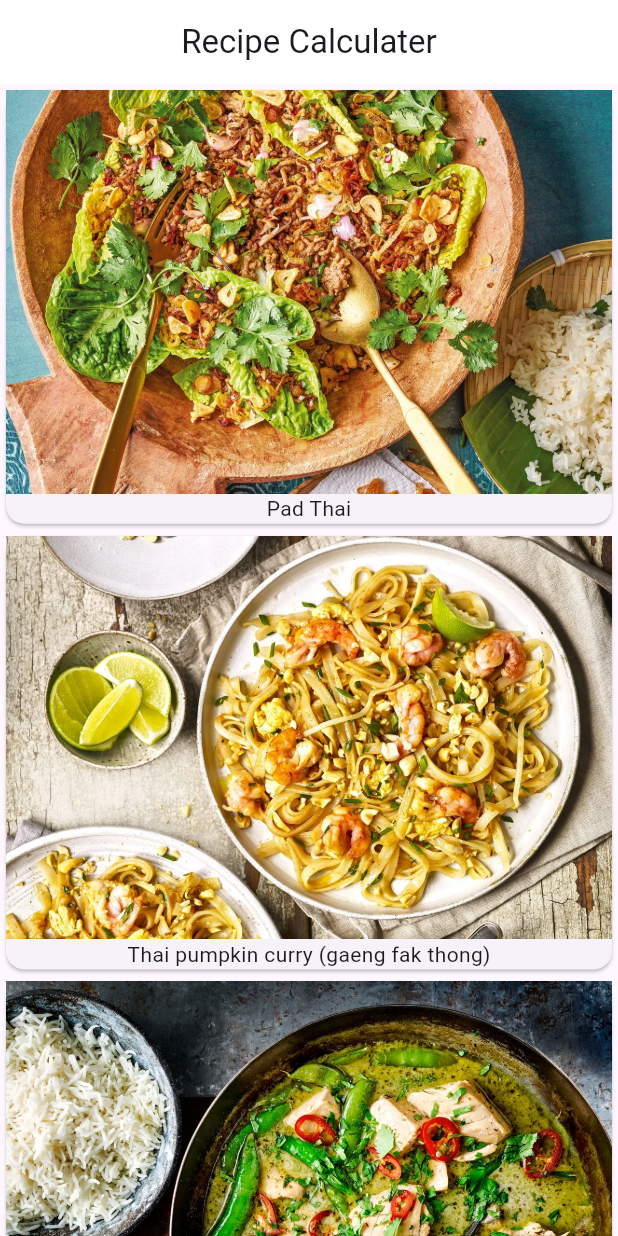
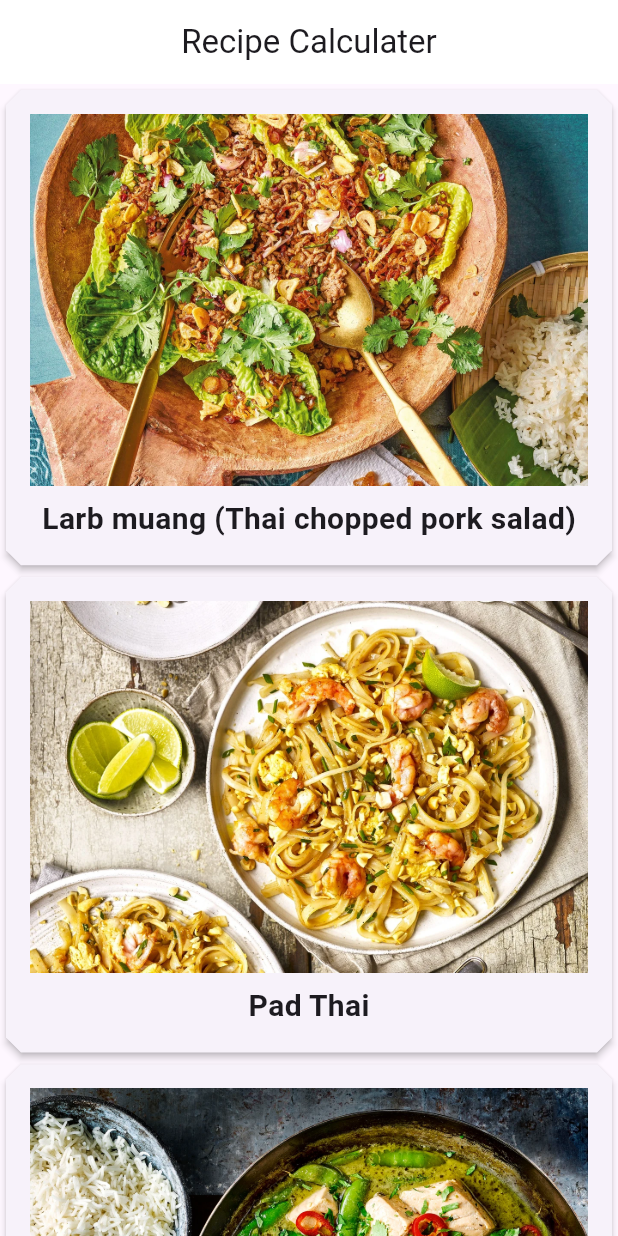
Before and after one commit to Kanokpol508/receipes, a Flutter app: the screen it shows after launch, on a phone screen of 412 x 824 dp. Run offline on Flutter 3.47's test engine with Material 3 defaults, Android fonts, the phone set to English and light mode, and no system bars.

Commit message:
RecipeDetail

```diff
--- a/lib/main.dart
+++ b/lib/main.dart
@@ -1,5 +1,6 @@
 import 'package:flutter/material.dart';
 import 'package:receipes/mobel/receipe.dart';
+import 'package:receipes/recipe_detail.dart';
 
 void main() {
   runApp(const ReceipeApp());
@@ -33,8 +34,7 @@ class MyHomePage extends StatefulWidget {
   State<MyHomePage> createState() => _MyHomePageState();
 }
 
-class _MyHomePageState extends State<MyHomePage>
-{
+class _MyHomePageState extends State<MyHomePage> {
   @override
   Widget build(BuildContext context) {
     return Scaffold(
@@ -42,23 +42,45 @@ class _MyHomePageState extends State<MyHomePage>
       body: SafeArea(
         child: Container(
           child: ListView.builder(
+            itemCount: Recipe.samples.length,
             itemBuilder: (BuildContext context, int index) {
-              return buildRecipeCard(Receipe.samples[index]);
-            },
-            itemCount: Receipe.samples.length,
+              return GestureDetector(
+                onTap: () {
+                  // Hendle recipe card tap
+                  // print((Receipe.samples[index].imgLable));
+                  Navigator.push(
+                    context,
+                    MaterialPageRoute(
+                      builder: (context) => RecipeDetail(recipe: Recipe.samples[index]),
+                  ));
+                },
+                child: buildRecipeCard(Recipe.samples[index]),
+                );  //Reuseฟังก์ชั่น
+              },
             ),
         ),
       ),
     );
   }
 
-  Widget buildRecipeCard(Receipe recipe) {   //ฟังก์ชั่นดีไซต์
+  Widget buildRecipeCard(Recipe recipe) {   //ฟังก์ชั่นดีไซต์
     return Card(
-      child: Column(
-        children: <Widget>[
-          Image(image: AssetImage(recipe.imageUrl)),
-          Text(recipe.imgLable),
-        ],
+      elevation: 2.0,
+      shape: BeveledRectangleBorder(
+        borderRadius: BorderRadius.circular(10.0),
+      ),
+      child: Padding(
+        padding: const EdgeInsets.all(16.0),
+        child: Column(
+          children: <Widget>[
+            Image(image: AssetImage(recipe.imageUrl)),
+            SizedBox(height: 8.0),
+            Text(
+              recipe.imgLable,
+              style: TextStyle(fontSize: 20.0, fontWeight: FontWeight.bold),
+              ),
+          ],
+        ),
       ),
     );
   }
--- a/lib/mobel/receipe.dart
+++ b/lib/mobel/receipe.dart
@@ -1,15 +1,27 @@
-class Receipe {
+class Recipe {
   String imgLable;
   String imageUrl;
+  String detail;
 
   // Constructor
-  Receipe(this.imageUrl, this.imgLable);
+  Recipe(this.imageUrl, this.imgLable, this.detail);
 
-  static List<Receipe> samples =
+  static List<Recipe> samples =
   [
-    Receipe('assets/images/Larb muang.webp', 'Pad Thai'),
-    Receipe('assets/images/Pad Thai.webp', 'Thai pumpkin curry (gaeng fak thong)'),
-    Receipe('assets/images/Thai green fish curry.webp', 'Thai green fish curry'),
-    Receipe('assets/images/Thai pumpkin curry.webp', 'Larb muang (Thai chopped pork salad)')
+    Recipe('assets/images/Larb muang.webp',
+    'Larb muang (Thai chopped pork salad)',
+    'Garlic-fried pork mince, crispy shallots and spiced chillies make for the perfect Thai sharing salad. Serve with sticky rice and lettuce cups' ),
+
+    Recipe('assets/images/Pad Thai.webp',
+    'Pad Thai',
+    'Put juicy king prawns to work in this classic pad Thai dish, which takes just half an hour. With crunchy beansprouts, roasted peanuts, zesty lime and chilli, this noodle dish is full of vibrant flavours and textures.'),
+
+    Recipe('assets/images/Thai green fish curry.webp',
+    'Thai green fish curry',
+    'Perk up your midweek meal with flaky chunks of fish cooked in creamy coconut milk and mild thai green curry paste, ready in just 10 minutes'),
+
+    Recipe('assets/images/Thai pumpkin curry.webp',
+    'Thai pumpkin curry (gaeng fak thong)',
+    'Make the most of seasonal pumpkins with this Thai curry, flavoured with dill, fish sauce and homemade red and green chilli paste.')
   ];
 }
--- /dev/null
+++ b/lib/recipe_detail.dart
@@ -0,0 +1,24 @@
+import 'package:flutter/material.dart';
+import 'package:receipes/mobel/receipe.dart';
+
+class RecipeDetail extends StatelessWidget{
+  // รับข้อมูลจาก main.dart
+  final Recipe recipe;
+
+  // ตัวสร้างที่มีพารามิเตอร์สูตรที่จำเป็น
+  const RecipeDetail({super.key, required this.recipe});
+
+  @override
+  Widget build(BuildContext context) {
+    return Scaffold(
+      appBar: AppBar(title: const Text('Recipe Detail')),
+      body: Column(children: [
+        Image(image: AssetImage(recipe.imageUrl)),
+        SizedBox(height: 16.0),
+        Text(recipe.imgLable, style: TextStyle(color: Colors.green, fontSize: 20),),
+        SizedBox(height: 16.0),
+        Text(recipe.detail, style: const TextStyle(fontSize: 14, fontWeight: FontWeight.bold, color: Colors.black,), textAlign: TextAlign.center,),
+        ]),
+    );
+  }
+}
```
